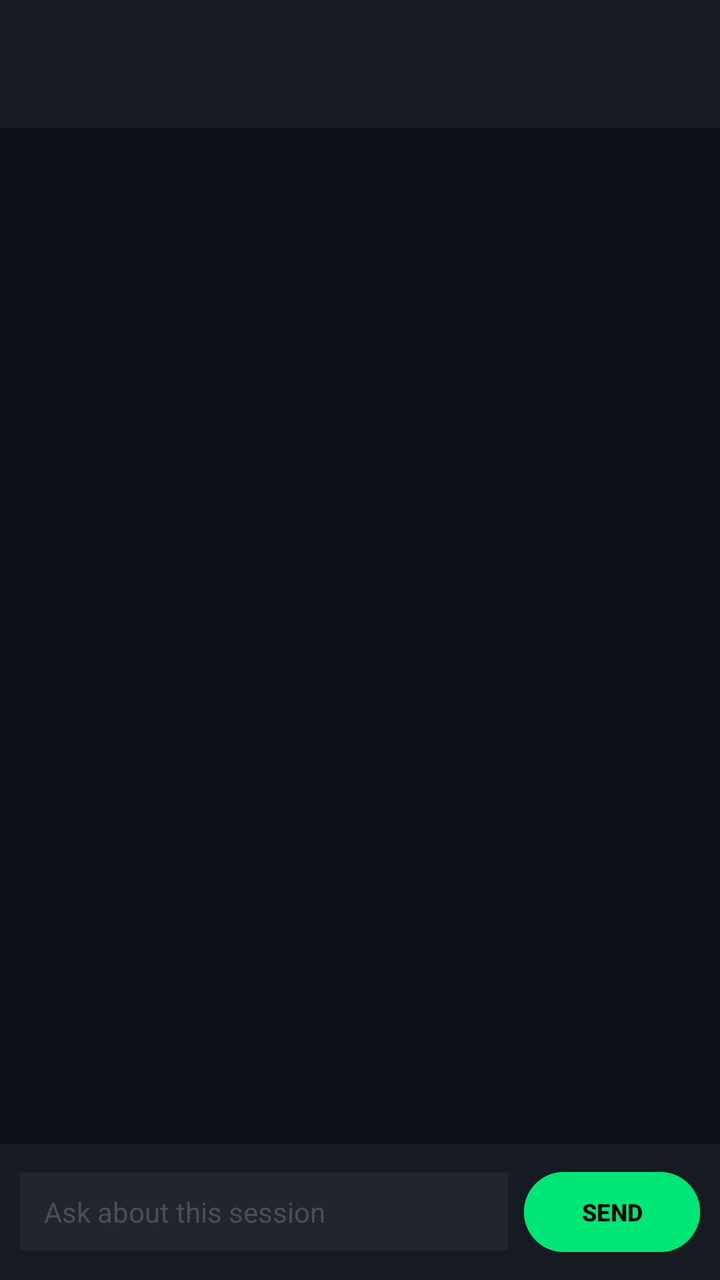
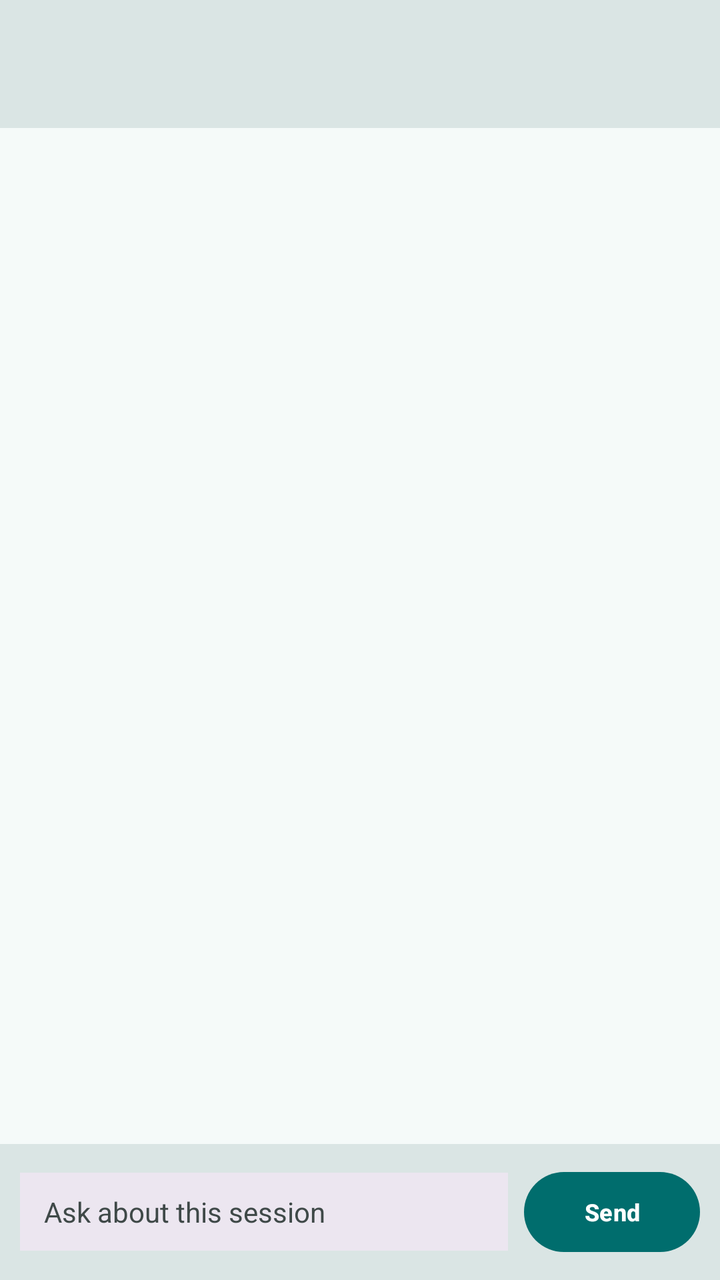

Two renders of the same Android screen: before a commit and after it. Below are the layout's source before the change and the commit's diff.
<!-- AndroidManifest.xml: application theme Theme.TRACE -->
<!-- res/layout/activity_chat.xml -->
<?xml version="1.0" encoding="utf-8"?>
<LinearLayout xmlns:android="http://schemas.android.com/apk/res/android"
    xmlns:app="http://schemas.android.com/apk/res-auto"
    android:layout_width="match_parent"
    android:layout_height="match_parent"
    android:orientation="vertical"
    android:background="?attr/colorSurface">

    <com.google.android.material.appbar.MaterialToolbar
        android:id="@+id/toolbar"
        android:layout_width="match_parent"
        android:layout_height="?attr/actionBarSize"
        android:background="?attr/colorSurfaceVariant"
        app:titleTextColor="?attr/colorPrimary"
        app:navigationIconTint="?attr/colorPrimary" />

    
    <TextView
        android:id="@+id/tvSessionScope"
        android:layout_width="match_parent"
        android:layout_height="wrap_content"
        android:paddingStart="16dp"
        android:paddingEnd="16dp"
        android:paddingBottom="8dp"
        android:textColor="?attr/colorOnSurfaceVariant"
        android:textSize="11sp"
        android:fontFamily="monospace" />

    <androidx.recyclerview.widget.RecyclerView
        android:id="@+id/chatRecycler"
        android:layout_width="match_parent"
        android:layout_height="0dp"
        android:layout_weight="1"
        android:clipToPadding="false"
        android:paddingBottom="8dp" />

    <TextView
        android:id="@+id/tvChatStatus"
        android:layout_width="match_parent"
        android:layout_height="wrap_content"
        android:paddingStart="16dp"
        android:paddingEnd="16dp"
        android:paddingTop="4dp"
        android:paddingBottom="4dp"
        android:textColor="@color/trace_text_hint"
        android:textSize="11sp"
        android:fontFamily="monospace"
        android:visibility="gone" />

    <LinearLayout
        android:layout_width="match_parent"
        android:layout_height="wrap_content"
        android:orientation="horizontal"
        android:padding="10dp"
        android:background="?attr/colorSurfaceVariant"
        android:gravity="center_vertical">

        <EditText
            android:id="@+id/inputQuestion"
            android:layout_width="0dp"
            android:layout_height="wrap_content"
            android:layout_weight="1"
            android:layout_marginEnd="8dp"
            android:hint="Ask about this session"
            android:textColor="?attr/colorOnSurface"
            android:textColorHint="@color/trace_text_hint"
            android:textSize="14sp"
            android:inputType="textCapSentences|textMultiLine"
            android:maxLines="4"
            android:background="@color/trace_surface_container_high"
            android:paddingStart="12dp"
            android:paddingEnd="12dp"
            android:paddingTop="10dp"
            android:paddingBottom="10dp" />

        <Button
            android:id="@+id/btnSend"
            android:layout_width="wrap_content"
            android:layout_height="wrap_content"
            android:text="SEND"
            android:textColor="?attr/colorOnPrimary"
            android:textStyle="bold"
            android:textSize="12sp"
            android:backgroundTint="?attr/colorPrimary" />

    </LinearLayout>

</LinearLayout>
<!-- resources referenced by this layout -->
<resources>
  <color name="trace_surface_container_high">#21262D</color>
  <color name="trace_text_hint">#484F58</color>
  <style name="Theme.TRACE" parent="Theme.Material3.Dark.NoActionBar">
  
          
          <item name="colorPrimary">@color/trace_primary</item>
          <item name="colorOnPrimary">@color/trace_on_primary</item>
          <item name="colorPrimaryContainer">@color/trace_primary_container</item>
          <item name="colorOnPrimaryContainer">@color/trace_on_primary_container</item>
          <item name="colorSecondary">@color/trace_secondary</item>
          <item name="colorOnSecondary">@color/trace_on_secondary</item>
          <item name="colorSecondaryContainer">@color/trace_secondary_container</item>
          <item name="colorOnSecondaryContainer">@color/trace_on_secondary_container</item>
          <item name="colorTertiary">@color/trace_tertiary</item>
          <item name="colorOnTertiary">@color/trace_on_tertiary</item>
          <item name="colorTertiaryContainer">@color/trace_tertiary_container</item>
          <item name="colorOnTertiaryContainer">@color/trace_on_tertiary_container</item>
          <item name="colorError">@color/trace_error</item>
          <item name="colorOnError">@color/trace_on_error</item>
          <item name="colorErrorContainer">@color/trace_error_container</item>
          <item name="colorOnErrorContainer">@color/trace_on_error_container</item>
  
          
          <item name="colorSurface">@color/trace_surface</item>
          <item name="colorOnSurface">@color/trace_on_surface</item>
          <item name="colorSurfaceVariant">@color/trace_surface_variant</item>
          <item name="colorOnSurfaceVariant">@color/trace_on_surface_variant</item>
          <item name="colorSurfaceInverse">@color/trace_inverse_surface</item>
          <item name="colorOnSurfaceInverse">@color/trace_inverse_on_surface</item>
          <item name="colorPrimaryInverse">@color/trace_inverse_primary</item>
          <item name="colorOutline">@color/trace_outline</item>
          <item name="colorOutlineVariant">@color/trace_outline_variant</item>
          <item name="colorOnBackground">@color/trace_on_surface</item>
          <item name="android:colorBackground">@color/trace_surface</item>
          <item name="android:windowBackground">@color/trace_surface</item>
          <item name="android:statusBarColor">@color/trace_surface</item>
          <item name="android:navigationBarColor">@color/trace_surface</item>
      </style>
  <color name="trace_primary">#00E676</color>
  <color name="trace_on_primary">#000000</color>
  <color name="trace_primary_container">#00401F</color>
  <color name="trace_on_primary_container">#6CFFA5</color>
  <color name="trace_secondary">#58A6FF</color>
  <color name="trace_on_secondary">#001B33</color>
  <color name="trace_secondary_container">#12314C</color>
  <color name="trace_on_secondary_container">#CFE4FF</color>
  <color name="trace_tertiary">#FFD600</color>
  <color name="trace_on_tertiary">#2A2100</color>
  <color name="trace_tertiary_container">#4A3D00</color>
  <color name="trace_on_tertiary_container">#FFE680</color>
  <color name="trace_error">#F85149</color>
  <color name="trace_on_error">#000000</color>
  <color name="trace_error_container">#7A1D19</color>
  <color name="trace_on_error_container">#FFDAD6</color>
  <color name="trace_surface">#0D1117</color>
  <color name="trace_on_surface">#E6EDF3</color>
  <color name="trace_surface_variant">#161B22</color>
  <color name="trace_on_surface_variant">#8B949E</color>
  <color name="trace_inverse_surface">#E6EDF3</color>
  <color name="trace_inverse_on_surface">#161B22</color>
  <color name="trace_inverse_primary">#00C853</color>
  <color name="trace_outline">#30363D</color>
  <color name="trace_outline_variant">#21262D</color>
</resources>

<!-- the commit's change to res/layout/activity_chat.xml (unified diff, before → after) -->
@@ -11,8 +11,8 @@
         android:layout_width="match_parent"
         android:layout_height="?attr/actionBarSize"
         android:background="?attr/colorSurfaceVariant"
-        app:titleTextColor="?attr/colorPrimary"
-        app:navigationIconTint="?attr/colorPrimary" />
+        app:titleTextColor="?attr/colorOnSurface"
+        app:navigationIconTint="?attr/colorOnSurface" />
 
     
     <TextView
@@ -23,8 +23,7 @@
         android:paddingEnd="16dp"
         android:paddingBottom="8dp"
         android:textColor="?attr/colorOnSurfaceVariant"
-        android:textSize="11sp"
-        android:fontFamily="monospace" />
+        android:textSize="11sp" />
 
     <androidx.recyclerview.widget.RecyclerView
         android:id="@+id/chatRecycler"
@@ -42,9 +41,8 @@
         android:paddingEnd="16dp"
         android:paddingTop="4dp"
         android:paddingBottom="4dp"
-        android:textColor="@color/trace_text_hint"
+        android:textColor="?attr/colorOnSurfaceVariant"
         android:textSize="11sp"
-        android:fontFamily="monospace"
         android:visibility="gone" />
 
     <LinearLayout
@@ -63,25 +61,25 @@
             android:layout_marginEnd="8dp"
             android:hint="Ask about this session"
             android:textColor="?attr/colorOnSurface"
-            android:textColorHint="@color/trace_text_hint"
+            android:textColorHint="?attr/colorOnSurfaceVariant"
             android:textSize="14sp"
             android:inputType="textCapSentences|textMultiLine"
             android:maxLines="4"
-            android:background="@color/trace_surface_container_high"
+            android:background="?attr/colorSurfaceContainerHigh"
             android:paddingStart="12dp"
             android:paddingEnd="12dp"
             android:paddingTop="10dp"
             android:paddingBottom="10dp" />
 
-        <Button
+        <com.google.android.material.button.MaterialButton
             android:id="@+id/btnSend"
+            style="@style/Widget.Material3.Button"
             android:layout_width="wrap_content"
             android:layout_height="wrap_content"
-            android:text="SEND"
+            android:text="Send"
             android:textColor="?attr/colorOnPrimary"
             android:textStyle="bold"
-            android:textSize="12sp"
-            android:backgroundTint="?attr/colorPrimary" />
+            android:textSize="12sp" />
 
     </LinearLayout>
 
<!-- resource entries referenced after the edit -->
@@ -1,67 +1,62 @@
 <!-- resources referenced by this layout -->
 <resources>
-  <color name="trace_surface_container_high">#21262D</color>
-  <color name="trace_text_hint">#484F58</color>
-  <style name="Theme.TRACE" parent="Theme.Material3.Dark.NoActionBar">
-  
+  <style name="Theme.TRACE" parent="Theme.Material3.DayNight.NoActionBar">
           
-          <item name="colorPrimary">@color/trace_primary</item>
-          <item name="colorOnPrimary">@color/trace_on_primary</item>
-          <item name="colorPrimaryContainer">@color/trace_primary_container</item>
-          <item name="colorOnPrimaryContainer">@color/trace_on_primary_container</item>
-          <item name="colorSecondary">@color/trace_secondary</item>
-          <item name="colorOnSecondary">@color/trace_on_secondary</item>
-          <item name="colorSecondaryContainer">@color/trace_secondary_container</item>
-          <item name="colorOnSecondaryContainer">@color/trace_on_secondary_container</item>
-          <item name="colorTertiary">@color/trace_tertiary</item>
-          <item name="colorOnTertiary">@color/trace_on_tertiary</item>
-          <item name="colorTertiaryContainer">@color/trace_tertiary_container</item>
-          <item name="colorOnTertiaryContainer">@color/trace_on_tertiary_container</item>
-          <item name="colorError">@color/trace_error</item>
-          <item name="colorOnError">@color/trace_on_error</item>
-          <item name="colorErrorContainer">@color/trace_error_container</item>
-          <item name="colorOnErrorContainer">@color/trace_on_error_container</item>
-  
-          
-          <item name="colorSurface">@color/trace_surface</item>
-          <item name="colorOnSurface">@color/trace_on_surface</item>
-          <item name="colorSurfaceVariant">@color/trace_surface_variant</item>
-          <item name="colorOnSurfaceVariant">@color/trace_on_surface_variant</item>
-          <item name="colorSurfaceInverse">@color/trace_inverse_surface</item>
-          <item name="colorOnSurfaceInverse">@color/trace_inverse_on_surface</item>
-          <item name="colorPrimaryInverse">@color/trace_inverse_primary</item>
-          <item name="colorOutline">@color/trace_outline</item>
-          <item name="colorOutlineVariant">@color/trace_outline_variant</item>
-          <item name="colorOnBackground">@color/trace_on_surface</item>
-          <item name="android:colorBackground">@color/trace_surface</item>
-          <item name="android:windowBackground">@color/trace_surface</item>
-          <item name="android:statusBarColor">@color/trace_surface</item>
-          <item name="android:navigationBarColor">@color/trace_surface</item>
+          <item name="colorPrimary">@color/light_primary</item>
+          <item name="colorOnPrimary">@color/light_on_primary</item>
+          <item name="colorPrimaryContainer">@color/light_primary_container</item>
+          <item name="colorOnPrimaryContainer">@color/light_on_primary_container</item>
+          <item name="colorSecondary">@color/light_secondary</item>
+          <item name="colorOnSecondary">@color/light_on_secondary</item>
+          <item name="colorSecondaryContainer">@color/light_secondary_container</item>
+          <item name="colorOnSecondaryContainer">@color/light_on_secondary_container</item>
+          <item name="colorTertiary">@color/light_tertiary</item>
+          <item name="colorOnTertiary">@color/light_on_tertiary</item>
+          <item name="colorTertiaryContainer">@color/light_tertiary_container</item>
+          <item name="colorOnTertiaryContainer">@color/light_on_tertiary_container</item>
+          <item name="colorError">@color/light_error</item>
+          <item name="colorOnError">@color/light_on_error</item>
+          <item name="colorErrorContainer">@color/light_error_container</item>
+          <item name="colorOnErrorContainer">@color/light_on_error_container</item>
+          <item name="colorSurface">@color/light_surface</item>
+          <item name="colorOnSurface">@color/light_on_surface</item>
+          <item name="colorSurfaceVariant">@color/light_surface_variant</item>
+          <item name="colorOnSurfaceVariant">@color/light_on_surface_variant</item>
+          <item name="colorSurfaceInverse">@color/light_inverse_surface</item>
+          <item name="colorOnSurfaceInverse">@color/light_inverse_on_surface</item>
+          <item name="colorPrimaryInverse">@color/light_inverse_primary</item>
+          <item name="colorOutline">@color/light_outline</item>
+          <item name="colorOutlineVariant">@color/light_outline_variant</item>
+          <item name="android:colorBackground">@color/light_surface</item>
+          <item name="android:windowBackground">@color/light_surface</item>
+          <item name="android:statusBarColor">@color/light_surface_container</item>
+          <item name="android:navigationBarColor">@color/light_surface_container</item>
       </style>
-  <color name="trace_primary">#00E676</color>
-  <color name="trace_on_primary">#000000</color>
-  <color name="trace_primary_container">#00401F</color>
-  <color name="trace_on_primary_container">#6CFFA5</color>
-  <color name="trace_secondary">#58A6FF</color>
-  <color name="trace_on_secondary">#001B33</color>
-  <color name="trace_secondary_container">#12314C</color>
-  <color name="trace_on_secondary_container">#CFE4FF</color>
-  <color name="trace_tertiary">#FFD600</color>
-  <color name="trace_on_tertiary">#2A2100</color>
-  <color name="trace_tertiary_container">#4A3D00</color>
-  <color name="trace_on_tertiary_container">#FFE680</color>
-  <color name="trace_error">#F85149</color>
-  <color name="trace_on_error">#000000</color>
-  <color name="trace_error_container">#7A1D19</color>
-  <color name="trace_on_error_container">#FFDAD6</color>
-  <color name="trace_surface">#0D1117</color>
-  <color name="trace_on_surface">#E6EDF3</color>
-  <color name="trace_surface_variant">#161B22</color>
-  <color name="trace_on_surface_variant">#8B949E</color>
-  <color name="trace_inverse_surface">#E6EDF3</color>
-  <color name="trace_inverse_on_surface">#161B22</color>
-  <color name="trace_inverse_primary">#00C853</color>
-  <color name="trace_outline">#30363D</color>
-  <color name="trace_outline_variant">#21262D</color>
+  <color name="light_primary">#006D6D</color>
+  <color name="light_on_primary">#FFFFFF</color>
+  <color name="light_primary_container">#6FF7F6</color>
+  <color name="light_on_primary_container">#002020</color>
+  <color name="light_secondary">#4A6363</color>
+  <color name="light_on_secondary">#FFFFFF</color>
+  <color name="light_secondary_container">#CCE8E8</color>
+  <color name="light_on_secondary_container">#051F1F</color>
+  <color name="light_tertiary">#4D5F71</color>
+  <color name="light_on_tertiary">#FFFFFF</color>
+  <color name="light_tertiary_container">#D1E4F9</color>
+  <color name="light_on_tertiary_container">#081C2B</color>
+  <color name="light_error">#BA1A1A</color>
+  <color name="light_on_error">#FFFFFF</color>
+  <color name="light_error_container">#FFDAD6</color>
+  <color name="light_on_error_container">#410002</color>
+  <color name="light_surface">#F5FAF9</color>
+  <color name="light_on_surface">#191C1C</color>
+  <color name="light_surface_variant">#DAE5E4</color>
+  <color name="light_on_surface_variant">#3F4948</color>
+  <color name="light_inverse_surface">#2D3131</color>
+  <color name="light_inverse_on_surface">#EFF4F3</color>
+  <color name="light_inverse_primary">#4FDADA</color>
+  <color name="light_outline">#6F7979</color>
+  <color name="light_outline_variant">#BEC9C8</color>
+  <color name="light_surface_container">#E9EFEE</color>
 </resources>
 
